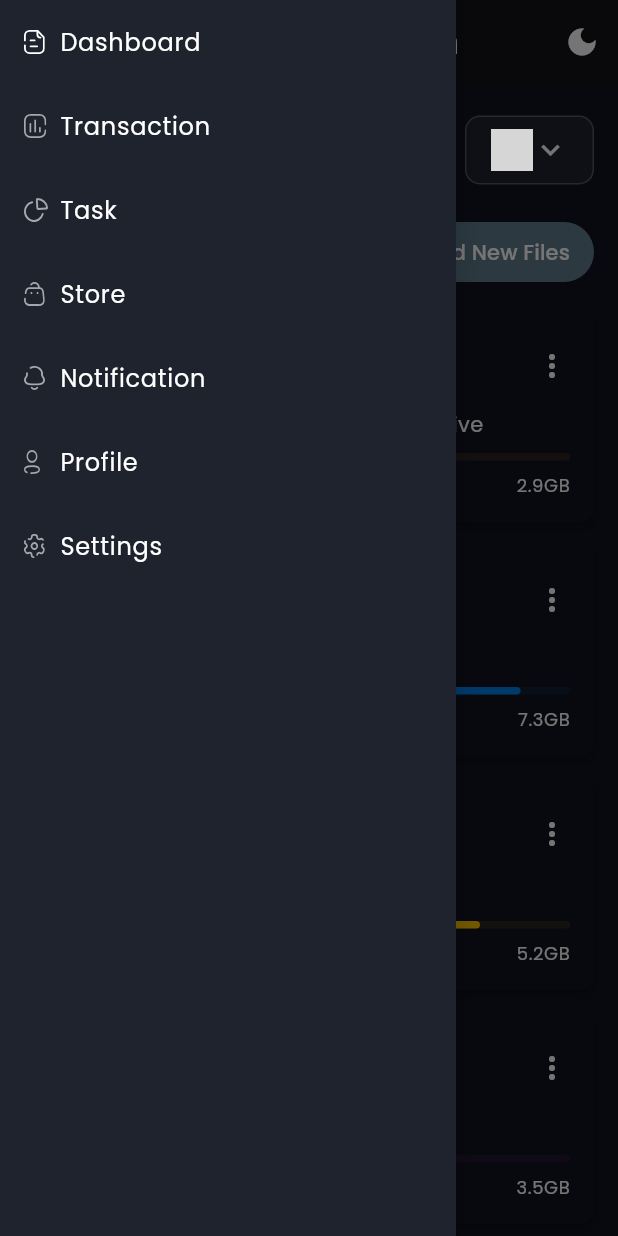
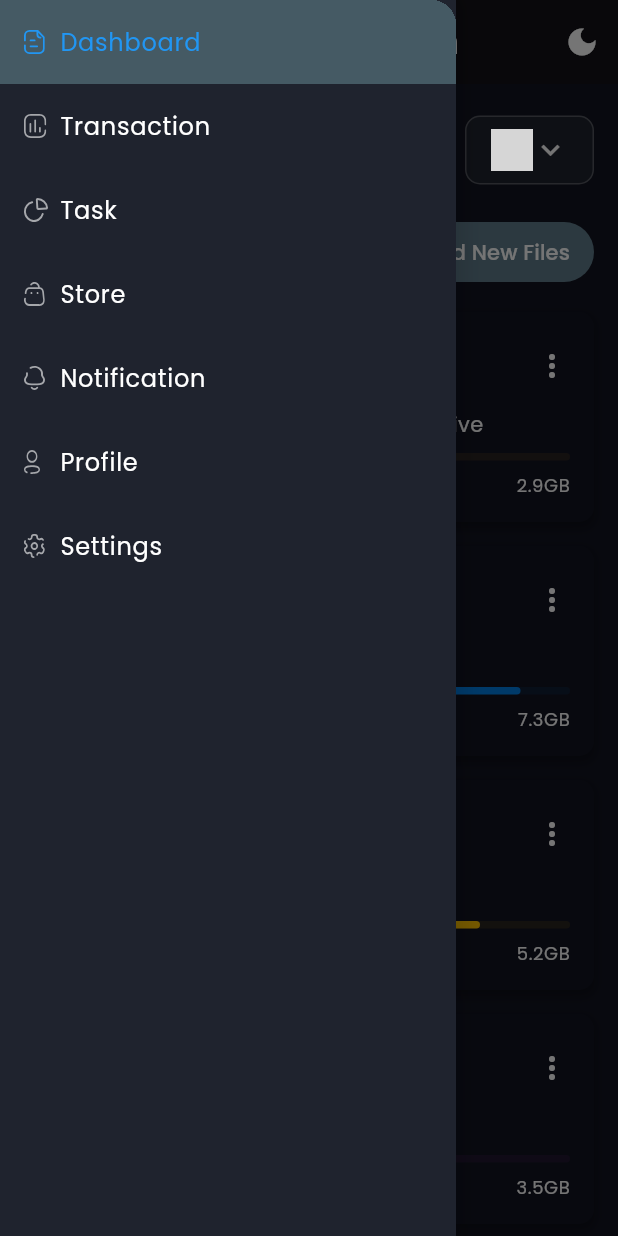
Before and after one commit to kakelay/Dashboard-Admin-Flutter, a Flutter app: the screen it shows after launch, in the side drawer, after a tap on "Dashboard", on a phone screen of 412 x 824 dp. Run offline on Flutter 3.47's test engine with Material 3 defaults, Android fonts, the phone set to English and light mode, and no system bars; our stand-ins replace fl_chart, flutter_svg, gap, google_fonts; network calls fail; project files that could hold a hidden picture were left out; grey boxes are pictures that could not be loaded.

Commit message:
update code select index background and fix issue when open and close menu with index

```diff
--- a/lib/screens/main/components/side_menu.dart
+++ b/lib/screens/main/components/side_menu.dart
@@ -1,4 +1,4 @@
-import 'package:admin_dashboard/constants.dart'; // Import the constants file
+import 'package:admin_dashboard/constants.dart';
 import 'package:admin_dashboard/responsive.dart';
 import 'package:admin_dashboard/screens/dashboard/dashboard_screen.dart';
 import 'package:admin_dashboard/screens/main/notification_screen.dart';
@@ -13,97 +13,28 @@ import 'package:flutter_svg/flutter_svg.dart';
 import 'package:gap/gap.dart';
 import 'package:provider/provider.dart';
 
-// class SideMenu extends StatelessWidget {
-//   const SideMenu({Key? key}) : super(key: key);
+class SideMenu extends StatefulWidget {
+  final int selectedIndex;
+  final Function(int, Widget) onMenuTap;
 
-//   @override
-//   Widget build(BuildContext context) {
-//     final themeProvider = Provider.of<ThemeProvider>(context);
-//     final isDarkMode = themeProvider.isDarkMode;
+  const SideMenu({
+    Key? key,
+    required this.onMenuTap,
+    required this.selectedIndex,
+  }) : super(key: key);
 
-//     return Container(
-//       decoration: BoxDecoration(
-//         color: isDarkMode ? secondaryColorDark : Colors.white,
-//         boxShadow: [
-//           BoxShadow(
-//             color: Colors.black.withOpacity(0.1), // Light shadow
-//             blurRadius: 10,
-//             spreadRadius: 5,
-//             offset: const Offset(2, 0), // Shadow on the right side
-//           ),
-//         ],
-//       ),
-//       child: Drawer(
-//         backgroundColor: isDarkMode ? secondaryColorDark : Colors.white,
-//         child: ListView(
-//           children: [
-//             if (Responsive.isDesktop(context) || Responsive.isTablet(context))
-//               const Gap(50),
-//             DrawerListTile(
-//               title: "Accounts",
-//               svgSrc: "assets/icons/menu_tran.svg",
-//               press: () {},
-//               isDarkMode: isDarkMode,
+  @override
+  State<SideMenu> createState() => _SideMenuState();
+}
 
-//             ),
-//             DrawerListTile(
-//               title: "Transaction",
-//               svgSrc: "assets/icons/menu_tran.svg",
-//               press: () {},
-//               isDarkMode: isDarkMode,
-//             ),
-//             DrawerListTile(
-//               title: "Task",
-//               svgSrc: "assets/icons/menu_task.svg",
-//               press: () {},
-//               isDarkMode: isDarkMode,
-//             ),
-//             DrawerListTile(
-//               title: "DashboardScreen",
-//               svgSrc: "assets/icons/menu_doc.svg",
-//               press: () {},
-//               isDarkMode: isDarkMode,
-//             ),
-//             DrawerListTile(
-//               title: "Store",
-//               svgSrc: "assets/icons/menu_store.svg",
-//               press: () {},
-//               isDarkMode: isDarkMode,
-//             ),
-//             DrawerListTile(
-//               title: "Notification",
-//               svgSrc: "assets/icons/menu_notification.svg",
-//               press: () {},
-//               isDarkMode: isDarkMode,
-//             ),
-//             DrawerListTile(
-//               title: "Profile",
-//               svgSrc: "assets/icons/menu_profile.svg",
-//               press: () {},
-//               isDarkMode: isDarkMode,
-//             ),
-//             DrawerListTile(
-//               title: "Settings",
-//               svgSrc: "assets/icons/menu_setting.svg",
-//               press: () {},
-//               isDarkMode: isDarkMode,
-//             ),
-//             DrawerListTile(
-//               title: "Log Out",
-//               svgSrc: "assets/icons/logout.svg",
-//               press: () {},
-//               isDarkMode: isDarkMode,
-//             ),
-//           ],
-//         ),
-//       ),
-//     );
-//   }
-// }
-class SideMenu extends StatelessWidget {
-  final Function(Widget) onMenuTap;
-
-  const SideMenu({Key? key, required this.onMenuTap}) : super(key: key);
+class _SideMenuState extends State<SideMenu> {
+  void updateSelectedIndex(int index, Widget screen) {
+    widget.onMenuTap(
+      index,
+      screen,
+    );
+    // Send index + screen back to parent
+  }
 
   @override
   Widget build(BuildContext context) {
@@ -129,45 +60,59 @@ class SideMenu extends StatelessWidget {
             if (Responsive.isDesktop(context) || Responsive.isTablet(context))
               const Gap(50),
             DrawerListTile(
+              index: 0,
+              isSelected: widget.selectedIndex == 0,
               title: "Dashboard",
               svgSrc: "assets/icons/menu_doc.svg",
-              press: () => onMenuTap(const DashboardScreen()),
+              press: () => updateSelectedIndex(0, const DashboardScreen()),
               isDarkMode: isDarkMode,
             ),
             DrawerListTile(
+              index: 1,
+              isSelected: widget.selectedIndex == 1,
               title: "Transaction",
               svgSrc: "assets/icons/menu_tran.svg",
-              press: () => onMenuTap(const TransactionScreen()),
+              press: () => updateSelectedIndex(1, const TransactionScreen()),
               isDarkMode: isDarkMode,
             ),
             DrawerListTile(
+              index: 2,
+              isSelected: widget.selectedIndex == 2,
               title: "Task",
               svgSrc: "assets/icons/menu_task.svg",
-              press: () => onMenuTap(const TaskScreen()),
+              press: () => updateSelectedIndex(2, const TaskScreen()),
               isDarkMode: isDarkMode,
             ),
             DrawerListTile(
+              index: 3,
+              isSelected: widget.selectedIndex == 3,
               title: "Store",
               svgSrc: "assets/icons/menu_store.svg",
-              press: () => onMenuTap(const StoreScreen()),
+              press: () => updateSelectedIndex(3, const StoreScreen()),
               isDarkMode: isDarkMode,
             ),
             DrawerListTile(
+              index: 4,
+              isSelected: widget.selectedIndex == 4,
               title: "Notification",
               svgSrc: "assets/icons/menu_notification.svg",
-              press: () => onMenuTap(const NotificationScreen()),
+              press: () => updateSelectedIndex(4, const NotificationScreen()),
               isDarkMode: isDarkMode,
             ),
             DrawerListTile(
+              index: 5,
+              isSelected: widget.selectedIndex == 5,
               title: "Profile",
               svgSrc: "assets/icons/menu_profile.svg",
-              press: () => onMenuTap(const ProfileScreen()),
+              press: () => updateSelectedIndex(5, const ProfileScreen()),
               isDarkMode: isDarkMode,
             ),
             DrawerListTile(
+              index: 6,
+              isSelected: widget.selectedIndex == 6,
               title: "Settings",
               svgSrc: "assets/icons/menu_setting.svg",
-              press: () => onMenuTap(const SettingScreen()),
+              press: () => updateSelectedIndex(6, const SettingScreen()),
               isDarkMode: isDarkMode,
             ),
           ],
@@ -184,31 +129,35 @@ class DrawerListTile extends StatelessWidget {
     required this.svgSrc,
     required this.press,
     required this.isDarkMode,
-    this.color, // Default color handled dynamically
+    required this.index,
+    required this.isSelected,
   }) : super(key: key);
 
   final String title, svgSrc;
   final VoidCallback press;
   final bool isDarkMode;
-  final Color? color;
+  final int index;
+  final bool isSelected;
 
   @override
   Widget build(BuildContext context) {
-    return ListTile(
+    final selectedColor = isDarkMode ? Colors.blueGrey[700] : Colors.blue[50];
+    final iconColor =
+        isSelected ? Colors.blue : (isDarkMode ? Colors.white : Colors.black);
+
+    return Container(
+      color: isSelected ? selectedColor : Colors.transparent,
+      child: ListTile(
         onTap: press,
         horizontalTitleGap: 0.0,
         leading: SvgPicture.asset(
           svgSrc,
-        colorFilter: ColorFilter.mode(
-          isDarkMode ? Colors.white : Colors.blue,
-          BlendMode.srcIn,
-        ),
+          colorFilter: ColorFilter.mode(iconColor, BlendMode.srcIn),
           height: 16,
         ),
         title: Text(
           title,
-        style: TextStyle(
-          color: color ?? (isDarkMode ? Colors.white : Colors.black),
+          style: TextStyle(color: iconColor),
         ),
       ),
     );
--- a/lib/screens/main/main_screen.dart
+++ b/lib/screens/main/main_screen.dart
@@ -1,78 +1,3 @@
-// import 'package:admin_dashboard/constants.dart';
-// import 'package:admin_dashboard/screens/theme_provider/theme_provider.dart';
-// import 'package:flutter/material.dart';
-// import 'package:provider/provider.dart';
-// import '../../controllers/MenuAppController.dart';
-// import '../../responsive.dart';
-// import '../dashboard/dashboard_screen.dart';
-// import 'components/side_menu.dart';
-
-// class MainScreen extends StatefulWidget {
-//   const MainScreen({super.key});
-
-//   @override
-//   _MainScreenState createState() => _MainScreenState();
-// }
-
-// class _MainScreenState extends State<MainScreen> {
-//   bool isMenuOpen = true; // Default to open on desktop
-
-//   @override
-//   Widget build(BuildContext context) {
-//     final themeProvider = Provider.of<ThemeProvider>(context);
-//     final isDarkMode = themeProvider.isDarkMode;
-//     final iconColor = isDarkMode ? Colors.white : secondaryColorDark;
-
-//     return Scaffold(
-//       key: context.read<MenuAppController>().scaffoldKey,
-//       appBar: AppBar(
-//         leading: Responsive.isDesktop(context)
-//             ? IconButton(
-//                 icon: Icon(
-//                   isMenuOpen ? Icons.menu_open : Icons.menu,
-//                   color: iconColor,
-//                 ),
-//                 onPressed: () {
-//                   setState(() {
-//                     isMenuOpen = !isMenuOpen;
-//                   });
-//                 },
-//               )
-//             : null,
-//         actions: [
-//           IconButton(
-//             icon: Icon(
-//               isDarkMode ? Icons.dark_mode : Icons.light_mode,
-//               color: iconColor,
-//             ),
-//             onPressed: () {
-//               themeProvider.toggleTheme();
-//             },
-//           ),
-//         ],
-//       ),
-//       drawer: !Responsive.isDesktop(context) ? const SideMenu() : null,
-//       body: SafeArea(
-//         child: Row(
-//           crossAxisAlignment: CrossAxisAlignment.start,
-//           children: [
-//             if (Responsive.isDesktop(context) && isMenuOpen)
-//               const Expanded(
-//                 child: SideMenu(),
-//               ),
-//             Expanded(
-//               flex: isMenuOpen ? 5 : 6,
-//               child: const DashboardScreen(),
-//                     child: const SettingScreen(),       child: const TaskScreen(),
-//             ),
-//           ],
-//         ),
-//       ),
-//     );
-//   }
-// }
-
-// main_screen.dart
 import 'package:admin_dashboard/constants.dart';
 import 'package:admin_dashboard/screens/theme_provider/theme_provider.dart';
 import 'package:flutter/material.dart';
@@ -92,11 +17,13 @@ class MainScreen extends StatefulWidget {
 
 class _MainScreenState extends State<MainScreen> {
   bool isMenuOpen = true;
-  Widget _selectedScreen = const DashboardScreen(); // Default screen
+  Widget currentScreen = const DashboardScreen(); // Default screen
+  int selectedIndex = 0;
 
-  void _setScreen(Widget screen) {
+  void _setScreen(int index, Widget screen) {
     setState(() {
-      _selectedScreen = screen;
+      selectedIndex = index;
+      currentScreen = screen;
     });
   }
 
@@ -142,7 +69,10 @@ class _MainScreenState extends State<MainScreen> {
         ],
       ),
       drawer: !Responsive.isDesktop(context)
-          ? SideMenu(onMenuTap: _setScreen)
+          ? SideMenu(
+              onMenuTap: _setScreen,
+              selectedIndex: selectedIndex,
+            )
           : null,
       body: SafeArea(
         child: Row(
@@ -150,11 +80,14 @@ class _MainScreenState extends State<MainScreen> {
           children: [
             if (Responsive.isDesktop(context) && isMenuOpen)
               Expanded(
-                child: SideMenu(onMenuTap: _setScreen),
+                child: SideMenu(
+                  onMenuTap: _setScreen,
+                  selectedIndex: selectedIndex,
+                ),
               ),
             Expanded(
               flex: isMenuOpen ? 5 : 6,
-              child: _selectedScreen,
+              child: currentScreen,
             ),
           ],
         ),
```
Lines whose indentation alone changed are shown as unchanged.
